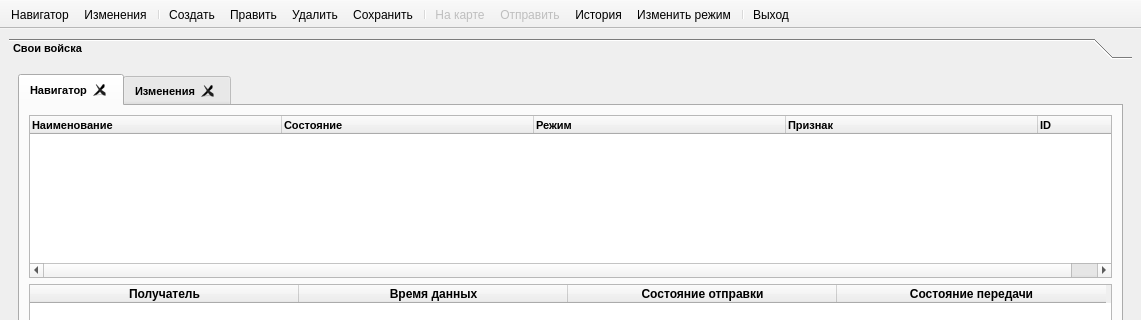
rymarchik/InitState, file mainwindow.ui: the form before one commit; both pictures show x 0 to 1141 and y 0 to 320 of the 1141 by 579 pixel window.
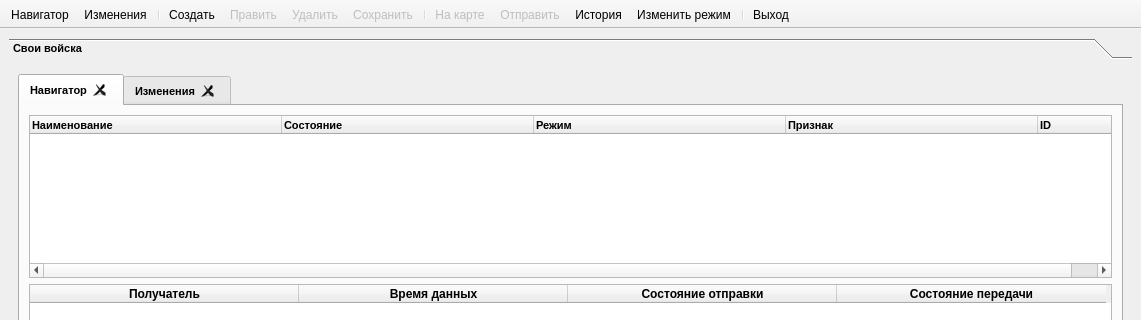
The form after the commit. Icons and pictures are not drawn.

What changed in the file:
```diff
--- a/mainwindow.ui
+++ b/mainwindow.ui
@@ -1043,9 +1043,6 @@
    <property name="enabled">
     <bool>false</bool>
    </property>
-   <property name="enabled">
-    <bool>true</bool>
-   </property>
    <property name="icon">
     <iconset resource="resources.qrc">
      <normaloff>:/resources/toolbar/edit.png</normaloff>:/resources/toolbar/edit.png</iconset>
@@ -1061,9 +1058,6 @@
    <property name="enabled">
     <bool>false</bool>
    </property>
-   <property name="enabled">
-    <bool>true</bool>
-   </property>
    <property name="icon">
     <iconset resource="resources.qrc">
      <normaloff>:/resources/toolbar/delete.png</normaloff>:/resources/toolbar/delete.png</iconset>
@@ -1077,7 +1071,7 @@
     <bool>false</bool>
    </property>
    <property name="enabled">
-    <bool>true</bool>
+    <bool>false</bool>
    </property>
    <property name="icon">
     <iconset resource="resources.qrc">
```
Left out of the diff: 18 changed lines with no effect on the pictures.
